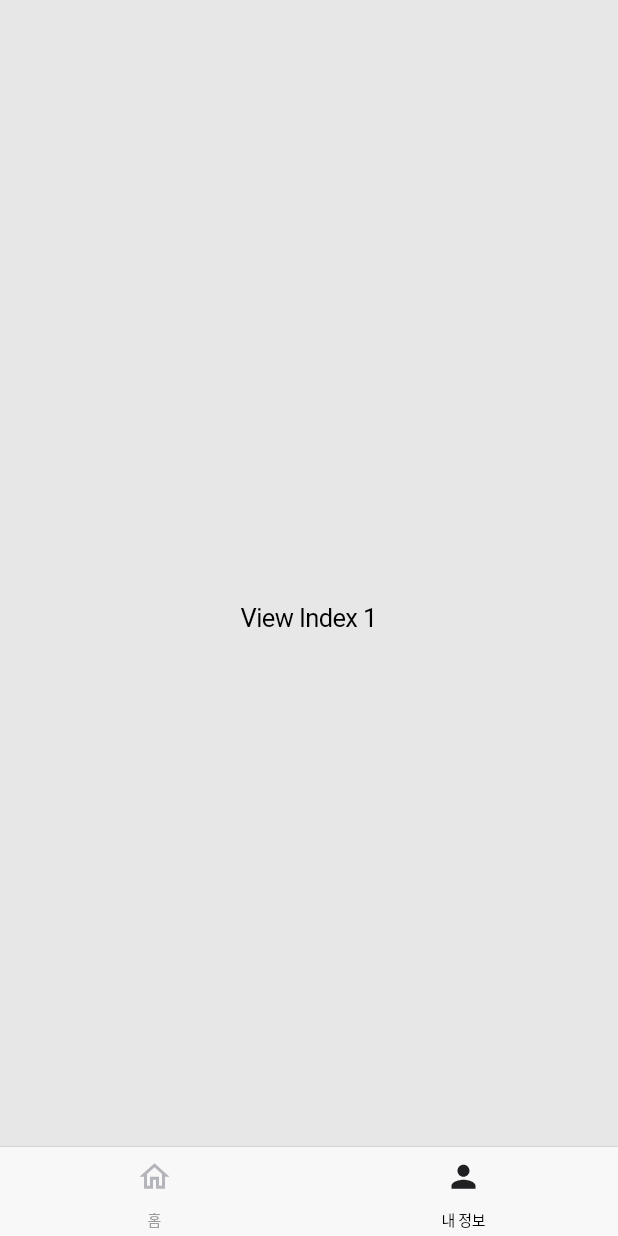
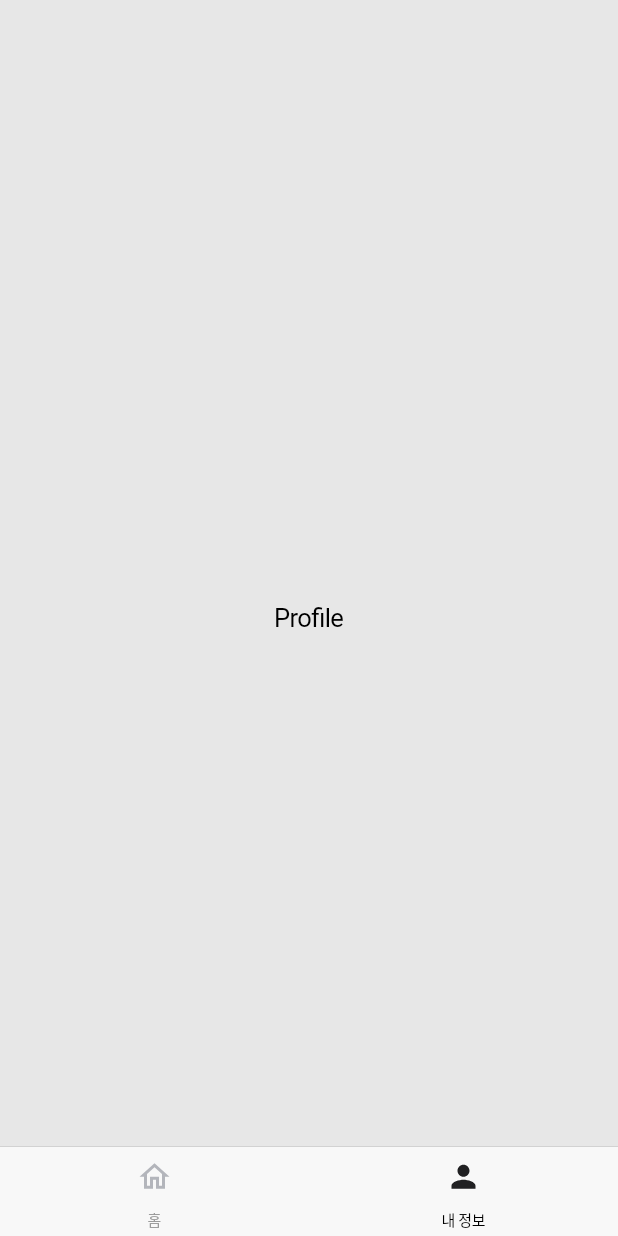
Before and after one commit to 2unbini/pharma-bros-flutter-app, a Flutter app: the screen it shows after launch, after a tap on "내 정보", on a phone screen of 412 x 824 dp. Run offline on Flutter 3.47's test engine with Material 3 defaults, Android fonts, the phone set to English and light mode, and no system bars; our stand-ins replace flutter_svg.

Commit message:
feat: switch tab bar and replaced with each screens

```diff
--- a/pharma_bros_flutter_app/lib/main.dart
+++ b/pharma_bros_flutter_app/lib/main.dart
@@ -1,9 +1,16 @@
 import 'package:flutter/material.dart';
 import 'package:flutter/cupertino.dart';
 import 'package:flutter_svg/svg.dart';
+import 'package:pharma_bros_flutter_app/screens/home/home_screen.dart';
+import 'package:pharma_bros_flutter_app/screens/profile/profile_screen.dart';
 
 void main() {
   runApp(const PharmaBrosFlutterApp());
+}
+
+enum Tab {
+  home,
+  profile;
 }
 
 class PharmaBrosFlutterApp extends StatelessWidget {
@@ -44,8 +51,15 @@
         ),
         tabBuilder: (BuildContext context, int index) {
           return CupertinoTabView(
-            builder: (BuildContext context) {
-              return Center(child: Text('View Index $index'));
+            builder: (context) {
+              switch (index) {
+                case 0:
+                  return HomeScreen();
+                case 1:
+                  return ProfileScreen();
+                default:
+                  return Center();
+              }
             },
           );
         });
--- /dev/null
+++ b/pharma_bros_flutter_app/lib/screens/home/home_screen.dart
@@ -0,0 +1,12 @@
+import 'package:flutter/cupertino.dart';
+
+class HomeScreen extends StatelessWidget {
+  const HomeScreen({super.key});
+
+  @override
+  Widget build(BuildContext context) {
+    return const Center(
+      child: Text('Home'),
+    );
+  }
+}
--- /dev/null
+++ b/pharma_bros_flutter_app/lib/screens/profile/profile_screen.dart
@@ -0,0 +1,12 @@
+import 'package:flutter/cupertino.dart';
+
+class ProfileScreen extends StatelessWidget {
+  const ProfileScreen({super.key});
+
+  @override
+  Widget build(BuildContext context) {
+    return const Center(
+      child: Text('Profile'),
+    );
+  }
+}
```
